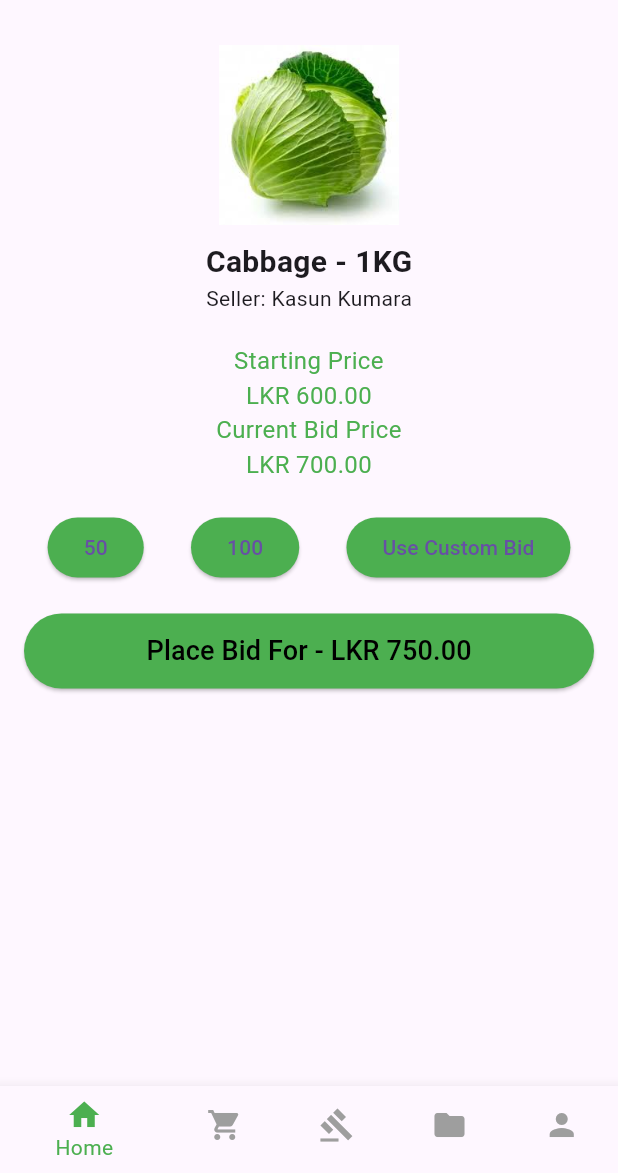
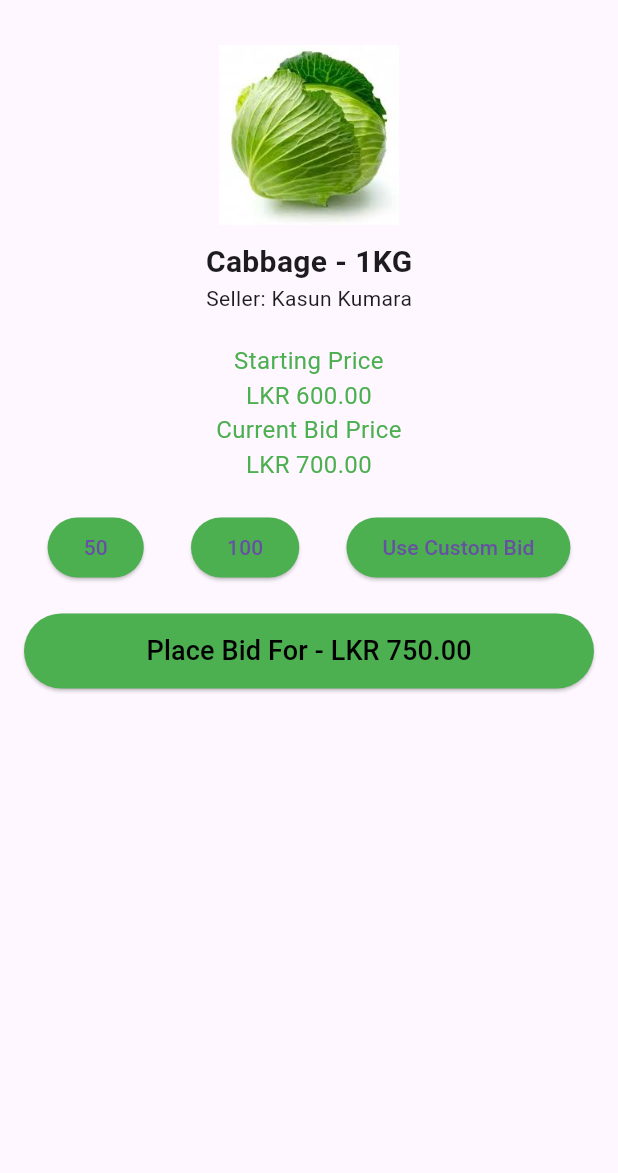
Before and after one commit to jayaliperera/theharvesthub, a Flutter app: the AuctionProductDetails screen opened directly, on a phone screen of 412 x 824 dp, the part 63-1236 px from its top. Run offline on Flutter 3.47's test engine with Material 3 defaults, Android fonts, the light colour scheme and no system bars; our stand-ins replace animated_bottom_navigation_bar, carousel_slider.

Commit message:
edit action part

```diff
--- a/lib/screens/buyer screens/auction_product_details .dart
+++ b/lib/screens/buyer screens/auction_product_details .dart
@@ -90,32 +90,6 @@ class AuctionProductDetails extends StatelessWidget {
           ],
         ),
       ),
-      bottomNavigationBar: BottomNavigationBar(
-        items: const [
-          BottomNavigationBarItem(
-            icon: Icon(Icons.home),
-            label: 'Home',
-          ),
-          BottomNavigationBarItem(
-            icon: Icon(Icons.shopping_cart),
-            label: 'Cart',
-          ),
-          BottomNavigationBarItem(
-            icon: Icon(Icons.gavel),
-            label: 'Auction',
-          ),
-          BottomNavigationBarItem(
-            icon: Icon(Icons.folder),
-            label: 'Order',
-          ),
-          BottomNavigationBarItem(
-            icon: Icon(Icons.person),
-            label: 'Profile',
-          ),
-        ],
-        selectedItemColor: Colors.green,
-        unselectedItemColor: Colors.grey,
-      ),
     );
   }
 }
```
